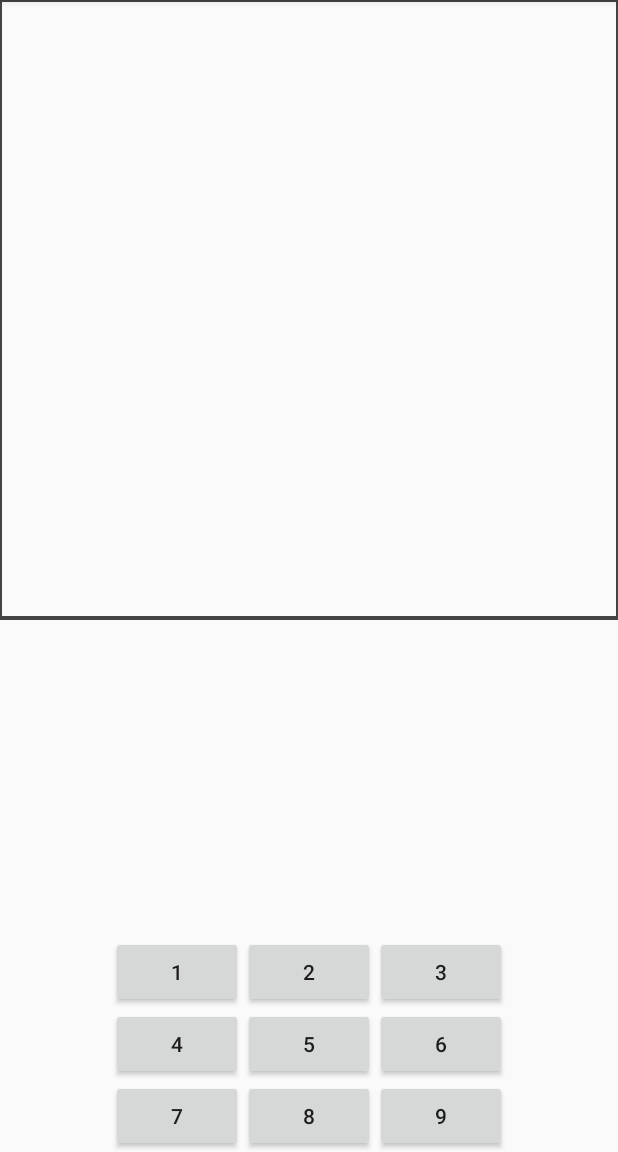
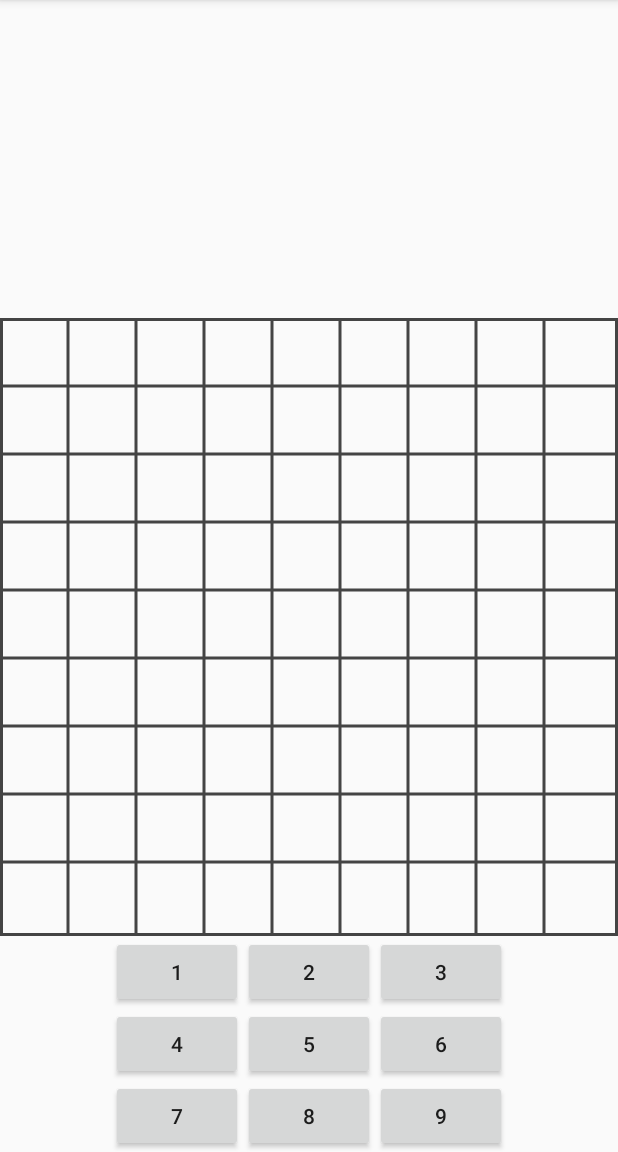
Before and after one commit to 244954/Kakuro, an Android app: the Kakuro_board screen opened directly, with no data from a screen before it, on a phone screen of 412 x 824 dp, the part 84-1236 px from its top. Run offline under Robolectric (Android 15) with nearby library versions, the phone set to English and light mode, and no system bars.

Commit message:
Draw simple skeletal board

```diff
--- a/app/build.gradle
+++ b/app/build.gradle
@@ -15,6 +15,9 @@ android {
         testInstrumentationRunner "android.support.test.runner.AndroidJUnitRunner"
     }
     buildTypes {
+        customDebugType {
+            debuggable true
+        }
         release {
             minifyEnabled false
             proguardFiles getDefaultProguardFile('proguard-android-optimize.txt'), 'proguard-rules.pro'
--- a/app/src/main/java/com/example/kakuro/KakuroBoardView.kt
+++ b/app/src/main/java/com/example/kakuro/KakuroBoardView.kt
@@ -9,13 +9,42 @@ import android.view.View
 
 class KakuroBoardView(context: Context, attributeSet: AttributeSet) : View(context, attributeSet) {
 
-    private val linePaint = Paint().apply {
+    private var boardSize = 9 // like a sudoku board for now
+    private var cellSizePixels = 0F
+
+    private var selectedRow = -1
+    private var selectedColumn = -1
+
+    private val thickLinePaint = Paint().apply {
         style = Paint.Style.STROKE
         color = Color.DKGRAY
-        strokeWidth = 4F
+        strokeWidth = 6F
+    }
+
+    private val thinLinePaint = Paint().apply {
+        style = Paint.Style.STROKE
+        color = Color.DKGRAY
+        strokeWidth = 3F
+    }
+
+    override fun onMeasure(widthMeasureSpec: Int, heightMeasureSpec: Int) {
+        super.onMeasure(widthMeasureSpec, heightMeasureSpec)
+        val sizePixels = Math.min(widthMeasureSpec, heightMeasureSpec)
+        setMeasuredDimension(sizePixels, sizePixels)
+        // assume kakuros are always square
     }
 
     override fun onDraw(canvas: Canvas?) {
-        canvas?.drawRect(0F, 0F, width.toFloat(), width.toFloat(), linePaint)
+        cellSizePixels = (width / boardSize).toFloat()
+
+        drawLines(canvas)
+    }
+
+    private fun drawLines(canvas: Canvas?) {
+        canvas?.drawRect(0F, 0F, width.toFloat(), width.toFloat(), thickLinePaint)
+        for (i in 1 until boardSize) {
+            canvas?.drawLine(0F, i * cellSizePixels, width.toFloat(), i * cellSizePixels, thinLinePaint)
+            canvas?.drawLine(i * cellSizePixels, 0F, i * cellSizePixels, height.toFloat(), thinLinePaint)
+        }
     }
 }
--- a/app/src/main/res/layout/activity_kakuro_board.xml
+++ b/app/src/main/res/layout/activity_kakuro_board.xml
@@ -4,14 +4,13 @@
         xmlns:tools="http://schemas.android.com/tools"
         xmlns:app="http://schemas.android.com/apk/res-auto"
         android:layout_width="match_parent"
-        android:layout_height="match_parent"
+        android:layout_height="fill_parent"
         tools:context=".Kakuro_board">
 
     <com.example.kakuro.KakuroBoardView android:id="@+id/kakuroBoard"
                                         android:layout_width="match_parent"
                                         android:layout_height="match_parent"
                                         android:layout_above="@+id/numberGrid"/>
-
     <GridLayout android:id="@+id/numberGrid"
                 android:layout_width="wrap_content"
                 android:layout_height="wrap_content"
```
